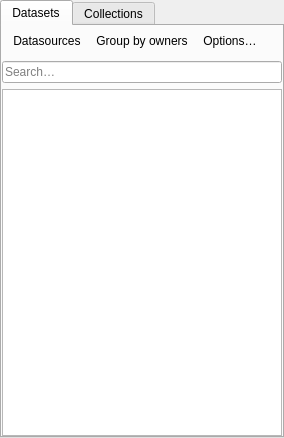
Before: the Qt Designer form dmpcatalogue/ui/catalogue_widget.ui in danmarksmiljoeportal/datacatalog-qgis-plugin, drawn with Qt 5.
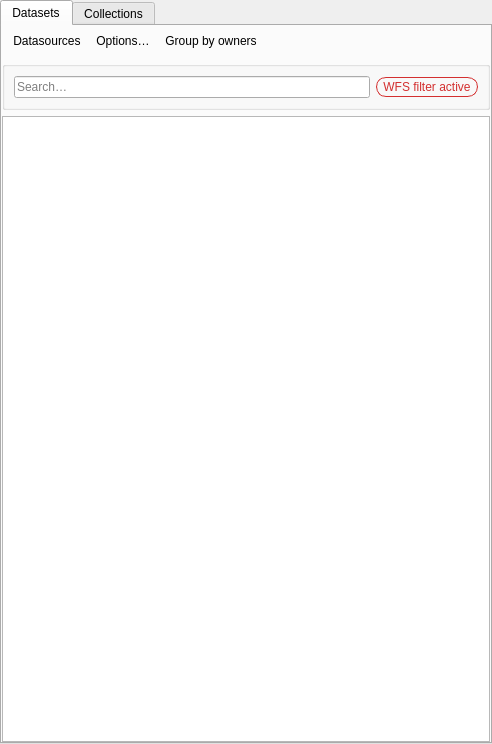
After: the same form once the commit is applied. Custom widgets are drawn as their Qt base class.

Commit message: Gui changes and initial data load

```diff
--- a/dmpcatalogue/ui/catalogue_widget.ui
+++ b/dmpcatalogue/ui/catalogue_widget.ui
@@ -6,8 +6,8 @@
    <rect>
     <x>0</x>
     <y>0</y>
-    <width>284</width>
-    <height>438</height>
+    <width>492</width>
+    <height>744</height>
    </rect>
   </property>
   <property name="allowedAreas">
@@ -67,10 +67,13 @@
            <bool>false</bool>
           </property>
           <addaction name="datasources_source_action"/>
+          <addaction name="options_action"/>
           <addaction name="group_owners_action"/>
-          <addaction name="options_action"/>
          </widget>
         </item>
+        <item>
+         <widget class="QGroupBox" name="horizontalGroupBox">
+          <layout class="QHBoxLayout" name="horizontalLayout_2">
         <item>
          <widget class="QgsFilterLineEdit" name="search_dataset">
           <property name="placeholderText">
@@ -79,6 +82,26 @@
          </widget>
         </item>
         <item>
+            <widget class="QPushButton" name="wfsFilterIndicator">
+             <property name="styleSheet">
+              <string notr="true">      color: #d32f2f;
+        border: 1px solid #d32f2f;
+        border-radius: 10px;
+        padding: 2px 6px;
+    outline: none;</string>
+             </property>
+             <property name="text">
+              <string>WFS filter active</string>
+             </property>
+             <property name="flat">
+              <bool>true</bool>
+             </property>
+            </widget>
+           </item>
+          </layout>
+         </widget>
+        </item>
+        <item>
          <widget class="DatasetTreeView" name="dataset_tree">
           <property name="contextMenuPolicy">
            <enum>Qt::CustomContextMenu</enum>
```
Left out of the diff: 2 changed lines with no effect on the pictures. Lines whose indentation alone changed are shown as unchanged. The commit also changes 4 other files.
